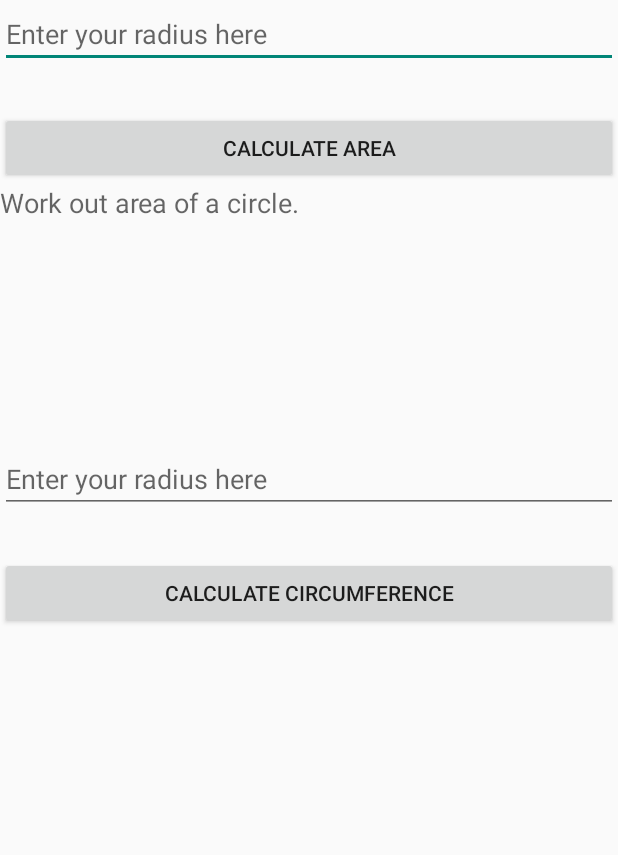
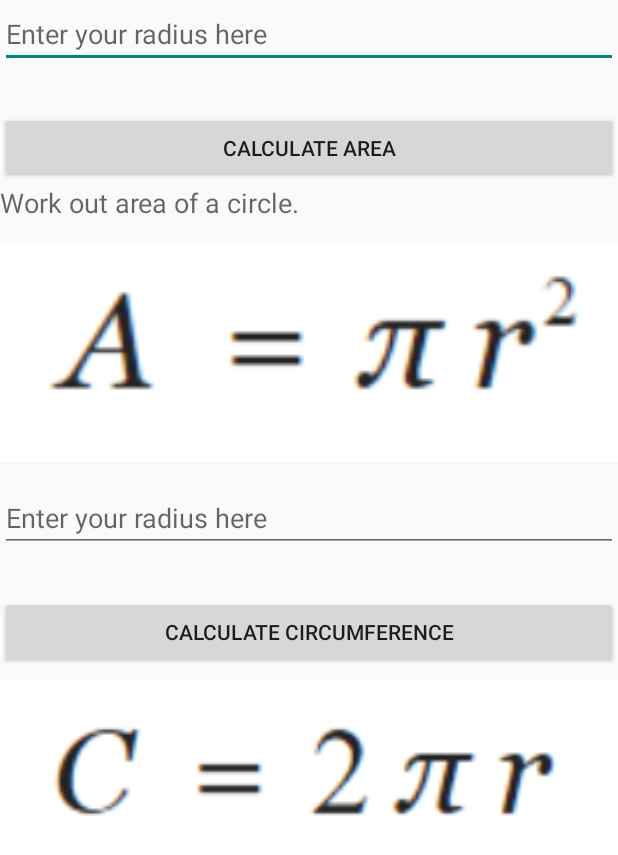
Before and after one commit to Patalayus/CalculatorApp, an Android app: the ActivityCircle screen opened directly, with no data from a screen before it, on a phone screen of 412 x 824 dp. Shown: the top 855 px of the screen. Run offline under Robolectric (Android 15) with nearby library versions, the phone set to English and light mode, and no system bars.

Commit message:
xml change

```diff
--- a/app/src/main/res/layout/activity_circle.xml
+++ b/app/src/main/res/layout/activity_circle.xml
@@ -37,6 +37,7 @@
 
     <ImageView
         android:id="@+id/imageView4"
+        android:src="@drawable/areaofacircle2"
         android:layout_width="match_parent"
         android:layout_height="wrap_content"
         app:srcCompat="@drawable/areaofacircle2"
@@ -65,6 +66,7 @@
 
     <ImageView
         android:id="@+id/imageView3"
+        android:src="@drawable/circumferenceofacircle"
         android:layout_width="match_parent"
         android:layout_height="wrap_content"
         app:srcCompat="@drawable/circumferenceofacircle"
```
